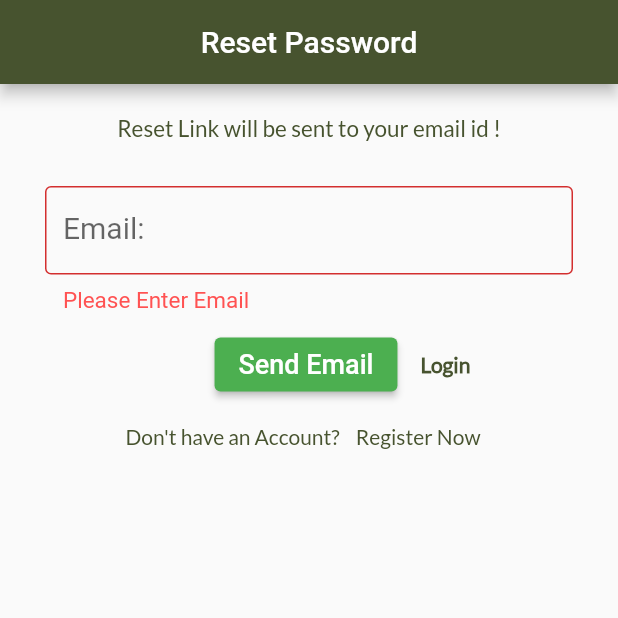
After one commit to Harshu2909/pour_ice, a Flutter app: the screen it shows after launch, after a tap on "Forget password ?", after a tap on "Send Email", on a phone screen of 412 x 824 dp, the top half of it. The commit adds this screen. Run offline on Flutter 3.47's test engine with Material 2 defaults, Android fonts, the phone set to English and light mode, and no system bars; our stand-ins replace cloud_firestore, firebase_auth, firebase_core, flutter_spinkit, fluttertoast, hexcolor and 1 more; accounts and stored records are empty.

Commit message:
25/02/2022

```diff
--- /dev/null
+++ b/lib/forgotpassword.dart
@@ -0,0 +1,178 @@
+import 'package:firebase_auth/firebase_auth.dart';
+import 'package:flutter/material.dart';
+// import 'package:flutter_fb_auth_emailpass/pages/login.dart';
+// import 'package:flutter_fb_auth_emailpass/pages/signup.dart';
+import 'package:pour_ice/login.dart';
+import 'package:pour_ice/registration.dart';
+import 'package:hexcolor/hexcolor.dart';
+
+class ForgotPassword extends StatefulWidget {
+  ForgotPassword({Key? key}) : super(key: key);
+
+  @override
+  _ForgotPasswordState createState() => _ForgotPasswordState();
+}
+
+class _ForgotPasswordState extends State<ForgotPassword> {
+  final _formKey = GlobalKey<FormState>();
+
+  var email = "";
+
+  // Create a text controller and use it to retrieve the current value
+  // of the TextField.
+  final emailController = TextEditingController();
+
+
+
+  resetPassword() async {
+    try {
+      await FirebaseAuth.instance.sendPasswordResetEmail(email: email);
+      ScaffoldMessenger.of(context).showSnackBar(
+        SnackBar(
+          backgroundColor: Colors.orangeAccent,
+          content: Text(
+            'Password Reset Email has been sent !',
+            style: TextStyle(fontSize: 18.0),
+          ),
+        ),
+      );
+    } on FirebaseAuthException catch (e) {
+      if (e.code == 'user-not-found') {
+        print('No user found for that email.');
+        ScaffoldMessenger.of(context).showSnackBar(
+          SnackBar(
+            backgroundColor: Colors.orangeAccent,
+            content: Text(
+              'No user found for that email.',
+              style: TextStyle(fontSize: 18.0),
+            ),
+          ),
+        );
+      }
+    }
+  }
+
+  @override
+  Widget build(BuildContext context) {
+    return WillPopScope(
+       onWillPop: () async {
+    print('Backbutton pressed');
+    final shouldPop = await Navigator.pushReplacement(
+        context, (MaterialPageRoute(builder: ((context) => Login()))));
+
+    return true;
+  },
+      child: Scaffold(
+        appBar: AppBar(
+          backgroundColor: HexColor("47532F"),
+          centerTitle: true,
+          title: Text("Reset Password"),
+        ),
+        body: Column(
+          children: [
+            Container(
+              margin: EdgeInsets.only(top: 20.0),
+              child: Text(
+                'Reset Link will be sent to your email id !',
+                style: TextStyle(
+                            fontFamily: "Lato-Regular",
+                            fontSize: 15,
+                            color: HexColor("47532F")),
+              ),
+            ),
+            Expanded(
+              child: Form(
+                key: _formKey,
+                child: Padding(
+                  padding: EdgeInsets.symmetric(vertical: 20, horizontal: 30),
+                  child: ListView(
+                    children: [
+                      Container(
+                        margin: EdgeInsets.symmetric(vertical: 10.0),
+                        child: TextFormField(
+                          autofocus: false,
+                          decoration: InputDecoration(
+                            labelText: 'Email: ',
+                            labelStyle: TextStyle(fontSize: 20.0),
+                            border: OutlineInputBorder(),
+                            errorStyle:
+                                TextStyle(color: Colors.redAccent, fontSize: 15),
+                          ),
+                          controller: emailController,
+                          validator: (value) {
+                            if (value == null || value.isEmpty) {
+                              return 'Please Enter Email';
+                            } else if (!value.contains('@')) {
+                              return 'Please Enter Valid Email';
+                            }
+                            return null;
+                          },
+                        ),
+                      ),
+                      Container(
+                        margin: EdgeInsets.only(left: 60.0),
+                        child: Row(
+                          mainAxisAlignment: MainAxisAlignment.center,
+                          children: [
+                            ElevatedButton(
+
+                              onPressed: () {
+                                // Validate returns true if the form is valid, otherwise false.
+                                if (_formKey.currentState!.validate()) {
+                                  setState(() {
+                                    email = emailController.text;
+                                  });
+                                  resetPassword();
+                                }
+                              },
+                              child: Text(
+                                'Send Email',
+                                style: TextStyle(fontSize: 18.0),
+                              ),
+                            ),
+                            TextButton(
+                              onPressed: () => {
+                                Navigator.of(context).pushReplacement(MaterialPageRoute(builder: (context)=>Login()))
+                              },
+                              child: Text(
+                                'Login',
+                                style: TextStyle(
+                          fontFamily: "Lato-Regular",
+                          fontWeight: FontWeight.bold,
+                          // fontSize: 20,
+                          color: HexColor("47532F")),
+                              ),
+                            ),
+                          ],
+                        ),
+                      ),
+                      Container(
+                        child: Row(
+                          mainAxisAlignment: MainAxisAlignment.center,
+                          children: [
+                            Text("Don't have an Account? ",style: TextStyle(
+                            fontFamily: "Lato-Regular",
+                            // fontSize: 20,
+                            color: HexColor("47532F")),),
+                            TextButton(
+                                onPressed: () => {
+                                      Navigator.of(context).pushReplacement(MaterialPageRoute(builder: (context)=>Reg()))
+                                    },
+                                child: Text('Register Now',style: TextStyle(
+                          fontFamily: "Lato-Regular",
+                          // fontSize: 20,
+                          color: HexColor("47532F")),))
+                          ],
+                        ),
+                      )
+                    ],
+                  ),
+                ),
+              ),
+            ),
+          ],
+        ),
+      ),
+    );
+  }
+}
--- a/lib/home.dart
+++ b/lib/home.dart
@@ -1,5 +1,6 @@
 import 'package:flutter/material.dart';
 import 'package:hexcolor/hexcolor.dart';
+import 'package:pour_ice/addpost.dart';
 import 'package:pour_ice/cardscreen.dart';
 
 class Home extends StatefulWidget {
@@ -17,7 +18,10 @@ class _HomeState extends State<Home> {
     return Scaffold(
 
       floatingActionButton: FloatingActionButton(
-        onPressed: () {},
+        onPressed: () {
+
+          Navigator.of(context).pushReplacement(MaterialPageRoute(builder: (context)=>AddPost()));
+        },
         child: Text(("Post")),
       ),
       body: Padding(
--- a/lib/login.dart
+++ b/lib/login.dart
@@ -1,4 +1,5 @@
 // import 'dart:html';
+
 
 import 'dart:ui';
 
@@ -7,6 +8,7 @@ import 'package:flutter/material.dart';
 import 'package:flutter/services.dart';
 import 'package:fluttertoast/fluttertoast.dart';
 import 'package:hexcolor/hexcolor.dart';
+import 'package:pour_ice/forgotpassword.dart';
 import 'package:pour_ice/registration.dart';
 import 'package:flutter/gestures.dart';
 
@@ -20,6 +22,9 @@ class Login extends StatefulWidget {
 }
 
 class _LoginState extends State<Login> {
+
+  var email="";
+  var password="";
   //form key
   final _formKey = GlobalKey<FormState>();
 
@@ -106,6 +111,10 @@ class _LoginState extends State<Login> {
         elevation: 7,
         color: HexColor("47532F"),
         onPressed: () {
+          if(_formKey.currentState!.validate()){setState(() {
+            email=emailController.text;
+            password=passwordController.text;
+          });}
 
          signIn(emailController.text, passwordController.text);
         },
@@ -160,9 +169,15 @@ class _LoginState extends State<Login> {
                         //   keyboardType: TextInputType.text,
                         //   obscureText: true,
                         // ),
-                        SizedBox(height: 10),
-                        Text("Forget password ?"),
-                        SizedBox(height: 40),
+                        SizedBox(height: 2),
+                        TextButton(onPressed: (){
+                         Navigator.of(context).pushReplacement(
+                                MaterialPageRoute(
+                                    builder: ((context) => ForgotPassword())));
+                        }, child: Text("Forget password ?", style: TextStyle(
+                          fontWeight: FontWeight.bold, color: HexColor("47532F")),)),
+                        // Text("Forget password ?"),
+                        SizedBox(height: 20),
                         loginButton,
 
                         // Container(
--- a/lib/main.dart
+++ b/lib/main.dart
@@ -15,7 +15,9 @@ await Firebase.initializeApp();
   runApp(MaterialApp(
     debugShowCheckedModeBanner: false,
 
-    theme: ThemeData(primaryColor: HexColor("98B742"),accentColor: HexColor("98B742")),
+    theme: ThemeData(
+      primarySwatch: Colors.green,
+      primaryColor: HexColor("98B742"),accentColor: HexColor("98B742")),
 
 
     initialRoute: '/',
--- a/lib/registration.dart
+++ b/lib/registration.dart
@@ -17,6 +17,11 @@ class Reg extends StatefulWidget {
 }
 
 class _RegState extends State<Reg> {
+
+ var email="";
+ var password="";
+ var confirmpassword="";
+ //for password hidden/shown
   bool isHiddenpwd = true;
   bool isHiddenpwdd = true;
 
@@ -43,16 +48,12 @@ class _RegState extends State<Reg> {
         controller: firstNameEditingController,
         keyboardType: TextInputType.text,
         //validator
-        // validator: (value) {
-        //   RegExp regex = RegExp(r'^.{3,}$');
-        //   if (value!.isEmpty) {
-        //     return (" First Name can not be empty");
-        //   }
-        //   if (!regex.hasMatch(value)) {
-        //     return ("Please Enter Name (Min 3 Character) ");
-        //   }
-        //   return null;
-        // },
+        validator: (value){
+          if(value==null || value.isEmpty){
+            return "Please enter First name";
+          }
+          return null;
+        },
 
         onSaved: (value) {
           firstNameEditingController.text = value!;
@@ -71,16 +72,12 @@ class _RegState extends State<Reg> {
         controller: secondNameEditingController,
         keyboardType: TextInputType.text,
         //validator
-        // validator: (value) {
-        //   RegExp regex = RegExp(r'^.{3,}$');
-        //   if (value!.isEmpty) {
-        //     return ("Second Name can not be empty");
-        //   }
-        //   if (!regex.hasMatch(value)) {
-        //     return ("Please Enter Name (Min 3 Character) ");
-        //   }
-        //   return null;
-        // },
+         validator: (value){
+          if(value==null || value.isEmpty){
+            return "Please enter Second name";
+          }
+          return null;
+        },
 
         onSaved: (value) {
           secondNameEditingController.text = value!;
@@ -99,15 +96,12 @@ class _RegState extends State<Reg> {
       controller: countryEditingController,
       keyboardType: TextInputType.text,
       //validator
-      // validator: (value) {
-      //   if (value!.isEmpty) {
-      //     return ("Please Enter your Email");
-      //   }
-      //   if (RegExp("A[a-zA-Z0-9+_.-1+@[a-zA-Z0-9.-1+. [a-z]").hasMatch(value)) {
-      //     return ("Please Enter a valid email");
-      //   }
-      //   return null;
-      // },
+       validator: (value){
+          if(value==null || value.isEmpty){
+            return "Please enter Country name";
+          }
+          return null;
+        },
 
       onSaved: (value) {
         countryEditingController.text = value!;
@@ -129,15 +123,12 @@ class _RegState extends State<Reg> {
       controller: emailEditingController,
       keyboardType: TextInputType.emailAddress,
       //validator
-      // validator: (value) {
-      //   if (value!.isEmpty) {
-      //     return ("Please Enter your Email");
-      //   }
-      //   if (RegExp("A[a-zA-Z0-9+_.-1+@[a-zA-Z0-9.-1+. [a-z]").hasMatch(value)) {
-      //     return ("Please Enter a valid email");
-      //   }
-      //   return null;
-      // },
+      validator: (value){
+          if(value==null || value.isEmpty){
+            return "Please enter Email";
+          }
+          return null;
+        },
 
       onSaved: (value) {
         emailEditingController.text = value!;
@@ -157,15 +148,12 @@ class _RegState extends State<Reg> {
         controller: passwordEditingController,
         obscureText: isHiddenpwd,
         //validator
-        // validator: (value) {
-        //   RegExp regex = RegExp(r'^.{6,}$');
-        //   if (value!.isEmpty) {
-        //     return ("password is required for login");
-        //   }
-        //   if (!regex.hasMatch(value)) {
-        //     return ("Please Enter valid password (Min 6 Character) ");
-        //   }
-        // },
+         validator: (value){
+          if(value==null || value.isEmpty){
+            return "Please enter Password";
+          }
+          return null;
+        },
 
         onSaved: (value) {
           passwordEditingController.text = value!;
@@ -188,12 +176,12 @@ class _RegState extends State<Reg> {
         controller: confirmPasswordEditingController,
         obscureText: isHiddenpwdd,
         //validator
-        // validator: (value) {
-        //   if (confirmPasswordEditingController.text.length !=
-        //       passwordEditingController.text) {
-        //     return ("Password don't match");
-        //   }
-        // },
+        validator: (value){
+          if(value==null || value.isEmpty){
+            return "Please enter Confirm password";
+          }
+          return null;
+        },
 
         onSaved: (value) {
           confirmPasswordEditingController.text = value!;
@@ -219,6 +207,12 @@ class _RegState extends State<Reg> {
         elevation: 7,
         color: HexColor("47532F"),
         onPressed: () {
+          if(_formkey.currentState!.validate()){
+          setState(() {
+            email=emailEditingController.text;
+            password=passwordEditingController.text;
+            confirmpassword=confirmPasswordEditingController.text;
+          });}
           signUp(emailEditingController.text, passwordEditingController.text);
         },
         child: Text(
@@ -447,6 +441,7 @@ class _RegState extends State<Reg> {
   // }
 
   void signUp(String email, String password) async {
+
     await _auth
         .createUserWithEmailAndPassword(email: email, password: password)
         .then((value) => {
@@ -455,6 +450,8 @@ class _RegState extends State<Reg> {
         .catchError((e) {
       Fluttertoast.showToast(msg: e!.message);
     });
+
+
   }
 
   postDetailsToFirestore() async {
--- a/pubspec.yaml
+++ b/pubspec.yaml
@@ -29,6 +29,7 @@ environment:
 dependencies:
   cloud_firestore: ^3.1.8
   cupertino_icons: ^1.0.2
+  device_preview: ^1.0.0
   firebase_auth: ^3.3.7
   firebase_core: ^1.12.0
   flutter:
```
Also changed, not shown: lib/addpost.dart (added, +31 -0 lines), lib/homefeed.dart (+40 -3 lines), lib/cardscreen.dart (line endings or trailing spaces), pubspec.lock.
